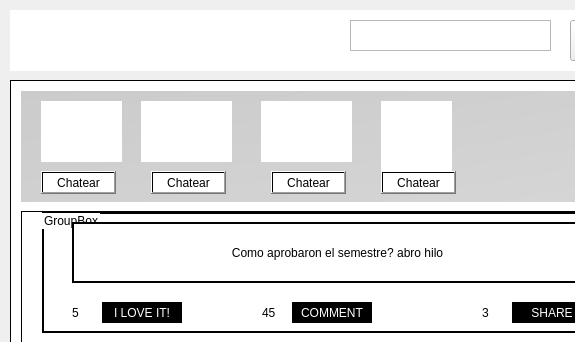
Old version of the form formsocial.ui in the repository symphony701/Trabajo_AED; both pictures show x 0 to 575 and y 0 to 342 of the 1343 by 824 pixel window.
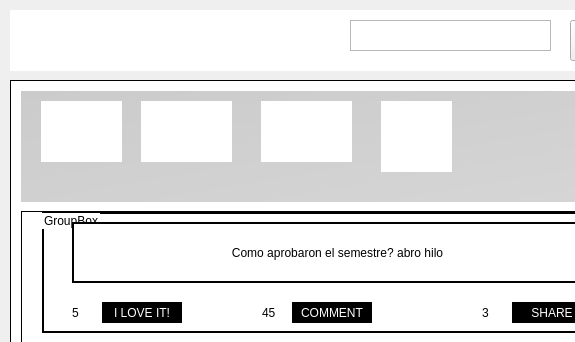
New version of the form. Icons and pictures are not drawn.

```diff
--- a/formsocial.ui
+++ b/formsocial.ui
@@ -101,32 +101,6 @@
       <height>729</height>
      </rect>
     </property>
-    <widget class="QPushButton" name="pushButton_8">
-     <property name="geometry">
-      <rect>
-       <x>30</x>
-       <y>90</y>
-       <width>75</width>
-       <height>23</height>
-      </rect>
-     </property>
-     <property name="text">
-      <string>Chatear</string>
-     </property>
-    </widget>
-    <widget class="QPushButton" name="chatKazuya">
-     <property name="geometry">
-      <rect>
-       <x>140</x>
-       <y>90</y>
-       <width>75</width>
-       <height>23</height>
-      </rect>
-     </property>
-     <property name="text">
-      <string>Chatear</string>
-     </property>
-    </widget>
     <widget class="QLabel" name="label_9">
      <property name="geometry">
       <rect>
@@ -213,19 +187,6 @@
       <bool>true</bool>
      </property>
     </widget>
-    <widget class="QPushButton" name="chatRafi">
-     <property name="geometry">
-      <rect>
-       <x>260</x>
-       <y>90</y>
-       <width>75</width>
-       <height>23</height>
-      </rect>
-     </property>
-     <property name="text">
-      <string>Chatear</string>
-     </property>
-    </widget>
     <widget class="QLabel" name="label_7">
      <property name="geometry">
       <rect>
@@ -249,19 +210,6 @@
       <bool>true</bool>
      </property>
     </widget>
-    <widget class="QPushButton" name="chatChizuru">
-     <property name="geometry">
-      <rect>
-       <x>370</x>
-       <y>90</y>
-       <width>75</width>
-       <height>23</height>
-      </rect>
-     </property>
-     <property name="text">
-      <string>Chatear</string>
-     </property>
-    </widget>
     <widget class="QScrollArea" name="scrollArea_2">
      <property name="geometry">
       <rect>
```
Left out of the diff: 10 changed lines with no effect on the pictures.
